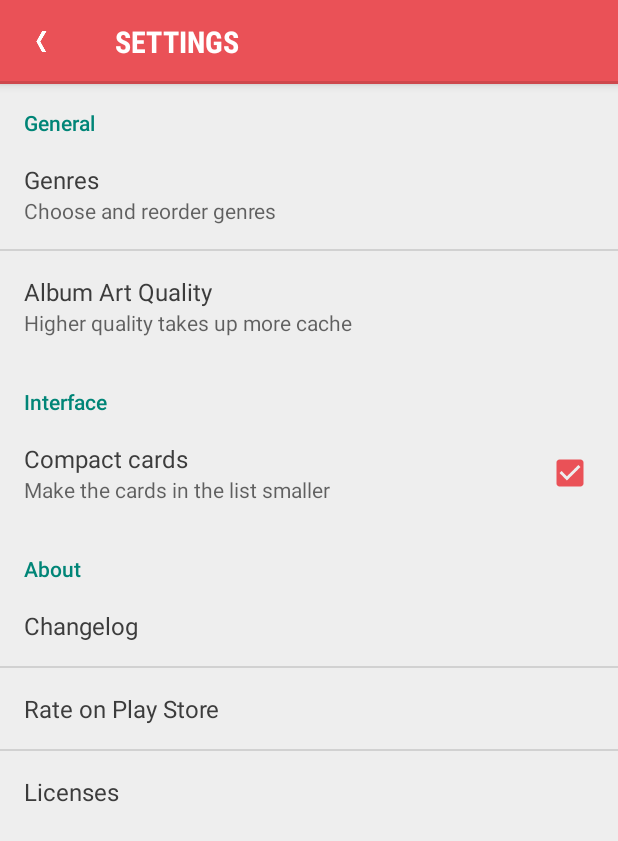
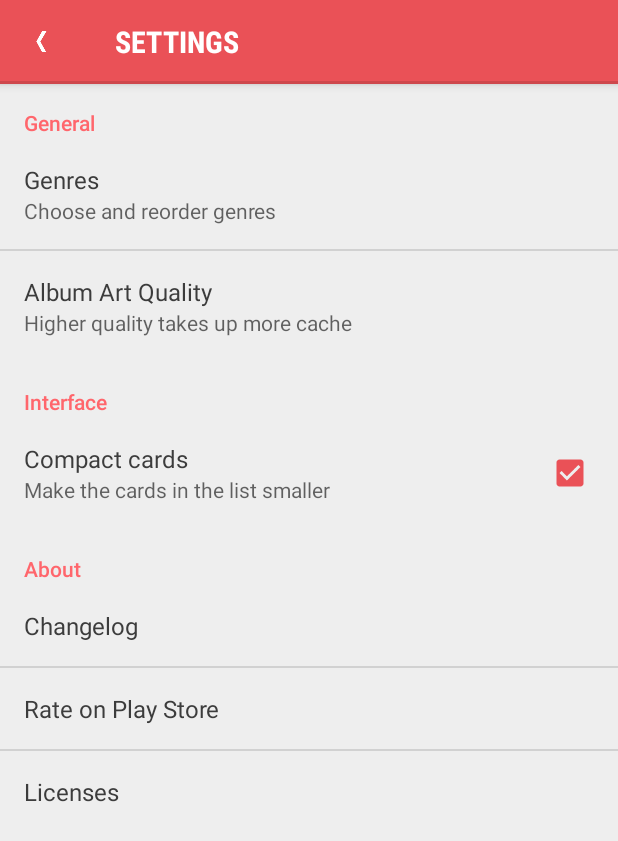
Before and after one commit to CNadam/Billy, an Android app: the Settings screen opened directly, with no data from a screen before it, on a phone screen of 412 x 824 dp. Shown: the top 841 px of the screen. Run offline under Robolectric (Android 15) with nearby library versions, the phone set to English and light mode, and no system bars; our stand-ins replace Volley; libraries missing offline, so code that uses them is left out: com.crashlytics.android; network calls fail.

Commit message:
set colors for Lollipop
using appcompat attributes

```diff
--- a/billy/src/main/res/drawable/actionitem_background.xml
+++ b/billy/src/main/res/drawable/actionitem_background.xml
@@ -1,5 +1,5 @@
 <?xml version="1.0" encoding="UTF-8"?>
 <selector xmlns:android="http://schemas.android.com/apk/res/android">
-    <item android:drawable="@color/seekbar" android:state_pressed="true" />
+    <item android:drawable="@color/billy_darker" android:state_pressed="true" />
     <item android:drawable="@android:color/transparent" android:state_enabled="true" />
 </selector>
--- a/billy/src/main/res/drawable/seekbar_progress.xml
+++ b/billy/src/main/res/drawable/seekbar_progress.xml
@@ -15,7 +15,7 @@
     <item android:id="@android:id/progress">
         <clip>
             <shape>
-                <solid android:color="@color/seekbar" />
+                <solid android:color="@color/billy_darker" />
             </shape>
         </clip>
     </item>
--- a/billy/src/main/res/values-v19/styles.xml
+++ /dev/null
@@ -1,89 +0,0 @@
-<?xml version="1.0" encoding="utf-8"?>
-<resources>
-
-    <!--
-    Base theme
-    We set windowTranslucentStatus programmatically in Activities, for a better app preview window
-    -->
-    <style name="Theme.Billy" parent="Theme.AppCompat.Light">
-        <item name="homeAsUpIndicator">@drawable/up</item>
-        <item name="actionBarItemBackground">@drawable/actionitem_background</item>
-        <item name="android:actionBarItemBackground">@drawable/actionitem_background</item>
-        <item name="actionOverflowButtonStyle">@style/OverFlow</item>
-        <item name="android:actionOverflowButtonStyle">@style/OverFlow</item>
-        <item name="android:buttonStyle">@style/Button.Billy</item>
-        <item name="android:dialogTheme">@style/Button.Dialog.Billy</item>
-        <item name="popupMenuStyle">@style/PopupMenu.Billy</item>
-        <item name="actionBarStyle">@style/ActionBar.Solid.Billy</item>
-        <item name="colorControlActivated">@color/billy</item>
-        <item name="android:textColor">@color/text_black</item>
-        <item name="android:windowBackground">@color/lt_gray</item>
-    </style>
-
-    <!-- For Activities which are swipeable and have transparent ActionBar-->
-
-    <style name="Theme.Billy.Swipeable" parent="Theme.Billy.TransparentActionBar">
-        <item name="android:windowBackground">@android:color/transparent</item>
-        <item name="android:windowIsTranslucent">true</item>
-        <item name="android:backgroundDimEnabled">false</item>
-    </style>
-
-    <style name="Theme.Billy.TransparentActionBar" parent="Theme.Billy">
-        <item name="android:windowActionBarOverlay">true</item>
-        <item name="android:actionBarStyle">@style/ActionBar.Transparent.Billy</item>
-        <item name="android:windowContentOverlay">@null</item>
-    </style>
-
-    <style name="ActionBar.Solid.Billy" parent="Widget.AppCompat.Light.ActionBar">
-        <item name="background">@drawable/ab_solid</item>
-        <item name="titleTextStyle">@style/ActionBar.Billy.TextAppearance</item>
-    </style>
-
-    <style name="ActionBar.Transparent.Billy" parent="Widget.AppCompat.Light.ActionBar">
-        <item name="background">@drawable/ab_transparent</item>
-        <item name="titleTextStyle">@style/ActionBar.Billy.TextAppearance</item>
-    </style>
-
-    <style name="Button.Dialog.Billy" parent="@android:style/Theme.Holo.Light.Dialog">
-        <item name="android:buttonStyle">@style/Button.Billy</item>
-        <item name="android:divider">@color/billy</item>
-    </style>
-
-    <!-- Button -->
-
-    <style name="Button.Billy" parent="@android:style/Widget.Button">
-        <item name="android:background">@drawable/billybutton</item>
-        <item name="android:padding">12dp</item>
-        <item name="android:textAppearance">?android:attr/textAppearanceMedium</item>
-    </style>
-
-    <!-- Popup Menu -->
-
-    <style name="PopupMenu.Billy" parent="Widget.AppCompat.Light.PopupMenu">
-        <item name="android:popupBackground">@drawable/menu_dropdown_panel</item>
-    </style>
-
-    <!-- Overflow Action Button-->
-
-    <style name="OverFlow" parent="Widget.AppCompat.Light.ActionButton.Overflow">
-        <item name="android:src">@drawable/dot_overflow</item>
-    </style>
-
-    <!-- ActionBar Title -->
-
-    <style name="ActionBar.Billy.TextAppearance" parent="TextAppearance.AppCompat.Widget.ActionBar.Title">
-        <item name="android:textColor">#fff</item>
-        <item name="android:textSize">20sp</item>
-        <item name="android:fontFamily">sans-serif-condensed</item>
-        <item name="android:textStyle">bold</item>
-        <item name="android:singleLine">true</item>
-        <item name="android:ellipsize">end</item>
-        <item name="android:alpha">1</item>
-        <item name="textAllCaps">true</item>
-    </style>
-
-    <style name="Dialog.Billy" parent="Theme.AppCompat.Light.Dialog">
-        <item name="android:dividerHorizontal">@color/billy</item>
-    </style>
-
-</resources>
--- a/billy/src/main/res/values/colors.xml
+++ b/billy/src/main/res/values/colors.xml
@@ -2,8 +2,9 @@
 <resources>
     <!--Primary color of app is billy-->
     <color name="billy">#FFEA5157</color>
+    <color name="billy_darker">#FFC34146</color>
+    <color name="billy_lighter">#FFFF666C</color>
 
-    <color name="seekbar">#CE474C</color>
     <color name="secondaryprogress">#96ea5157</color>
     <color name="green">#FF4DC25C</color>
     <color name="btn_stroke">#ffffa3a0</color>
--- a/billy/src/main/res/values/styles.xml
+++ b/billy/src/main/res/values/styles.xml
@@ -15,9 +15,17 @@
         <item name="android:dialogTheme">@style/Button.Dialog.Billy</item>
         <item name="popupMenuStyle">@style/PopupMenu.Billy</item>
         <item name="actionBarStyle">@style/ActionBar.Solid.Billy</item>
-        <item name="colorControlActivated">@color/billy</item>
         <item name="android:textColor">@color/text_black</item>
         <item name="android:windowBackground">@color/lt_gray</item>
+
+        <item name="colorPrimary">@color/billy</item>
+        <item name="colorPrimaryDark">@color/billy_darker</item>
+        <item name="colorAccent">@color/billy_lighter</item>
+        <item name="colorControlActivated">@color/billy</item>
+        <item name="colorControlNormal">@color/billy_lighter</item>
+        <item name="colorButtonNormal">@color/billy</item>
+
+        <item name="android:textColorLink">#ff00ff</item>
     </style>
 
     <!-- For Activities which are swipeable and have transparent ActionBar-->
```
